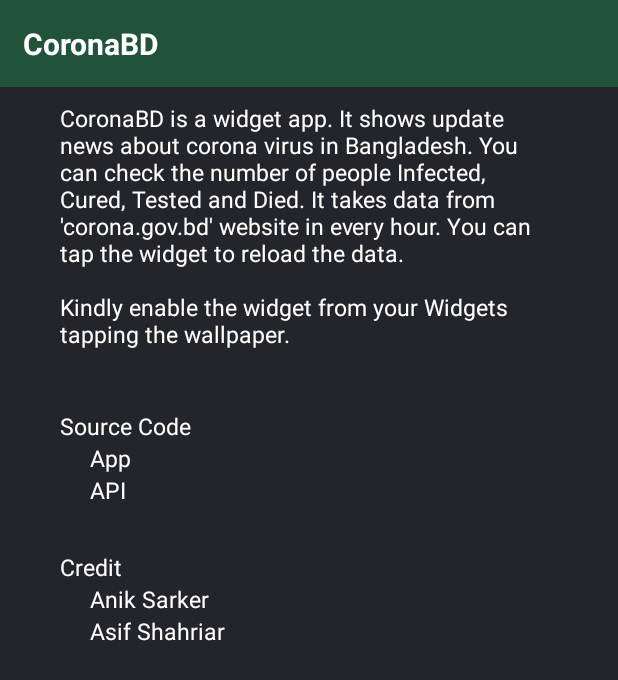
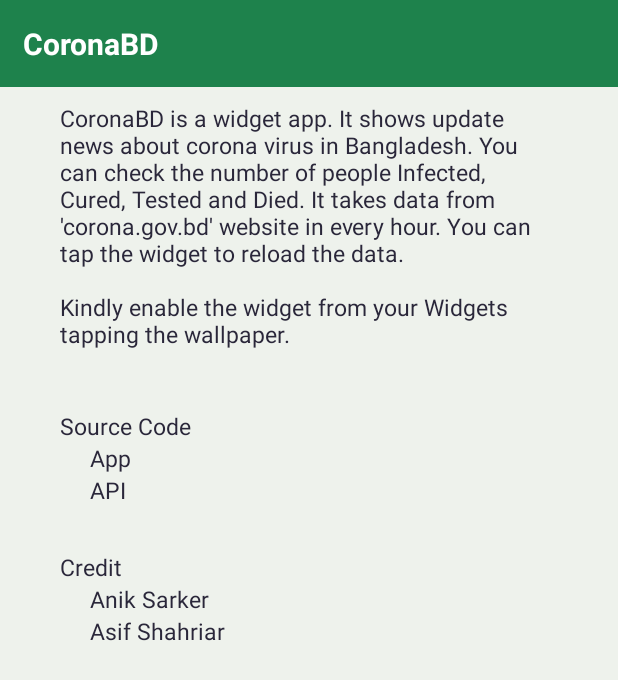
Before and after one commit to sarkerjr/Coronavirus-Updates-Bangladesh, an Android app: the screen it shows after launch (MainActivity), on a phone screen of 412 x 824 dp. Shown: the top 680 px of the screen. Run offline under Robolectric (Android 15) with nearby library versions, the phone set to English and light mode, and no system bars.

Commit message:
Changed MainActivity color and Reload time to 2 hour

```diff
--- a/app/src/main/res/layout/activity_main.xml
+++ b/app/src/main/res/layout/activity_main.xml
@@ -4,7 +4,7 @@
     xmlns:tools="http://schemas.android.com/tools"
     android:layout_width="match_parent"
     android:layout_height="match_parent"
-    android:background="#24252a"
+    android:background="#eef2ec"
     tools:context=".MainActivity"
     android:orientation="vertical"
     >
@@ -17,13 +17,13 @@
         android:padding="15dp"
         android:textSize="20sp"
         android:textStyle="bold"
-        android:background="#801e824c"
+        android:background="#1e824c"
         />
     <TextView
         android:layout_width="wrap_content"
         android:layout_height="wrap_content"
         android:text="@string/home_text"
-        android:textColor="#fff"
+        android:textColor="#2a273a"
         android:layout_marginLeft="30dp"
         android:layout_marginRight="30dp"
         android:textSize="15sp"
@@ -34,16 +34,16 @@
         android:layout_width="wrap_content"
         android:layout_height="wrap_content"
         android:text="Source Code"
-        android:textColor="#fff"
+        android:textColor="#2a273a"
         android:layout_marginLeft="40dp"
-       android:layout_marginTop="30dp"
+        android:layout_marginTop="30dp"
         android:textSize="15sp"
         />
     <TextView
         android:layout_width="wrap_content"
         android:layout_height="wrap_content"
         android:text="App"
-        android:textColor="#fff"
+        android:textColor="#2a273a"
         android:layout_marginLeft="60dp"
         android:textSize="15sp"
         />
@@ -51,7 +51,7 @@
         android:layout_width="wrap_content"
         android:layout_height="wrap_content"
         android:text="API"
-        android:textColor="#fff"
+        android:textColor="#2a273a"
         android:layout_marginLeft="60dp"
 
         android:textSize="15sp"
@@ -61,7 +61,7 @@
         android:layout_width="wrap_content"
         android:layout_height="wrap_content"
         android:text="Credit"
-        android:textColor="#fff"
+        android:textColor="#2a273a"
         android:layout_marginLeft="40dp"
         android:layout_marginTop="30dp"
         android:textSize="15sp"
@@ -70,7 +70,7 @@
         android:layout_width="wrap_content"
         android:layout_height="wrap_content"
         android:text="Anik Sarker"
-        android:textColor="#fff"
+        android:textColor="#2a273a"
         android:layout_marginLeft="60dp"
         android:textSize="15sp"
         />
@@ -78,7 +78,7 @@
         android:layout_width="wrap_content"
         android:layout_height="wrap_content"
         android:text="Asif Shahriar"
-        android:textColor="#fff"
+        android:textColor="#2a273a"
         android:layout_marginLeft="60dp"
         android:textSize="15sp"
         />
--- a/app/src/main/res/xml/appwidget_info.xml
+++ b/app/src/main/res/xml/appwidget_info.xml
@@ -3,7 +3,7 @@
 <appwidget-provider xmlns:android="http://schemas.android.com/apk/res/android"
     android:minWidth="250dp"
     android:minHeight="180dp"
-    android:updatePeriodMillis="1800000"
+    android:updatePeriodMillis="7200000"
     android:initialKeyguardLayout="@layout/appwidget"
     android:previewImage="@drawable/app_icon"
     android:initialLayout="@layout/appwidget"
```
